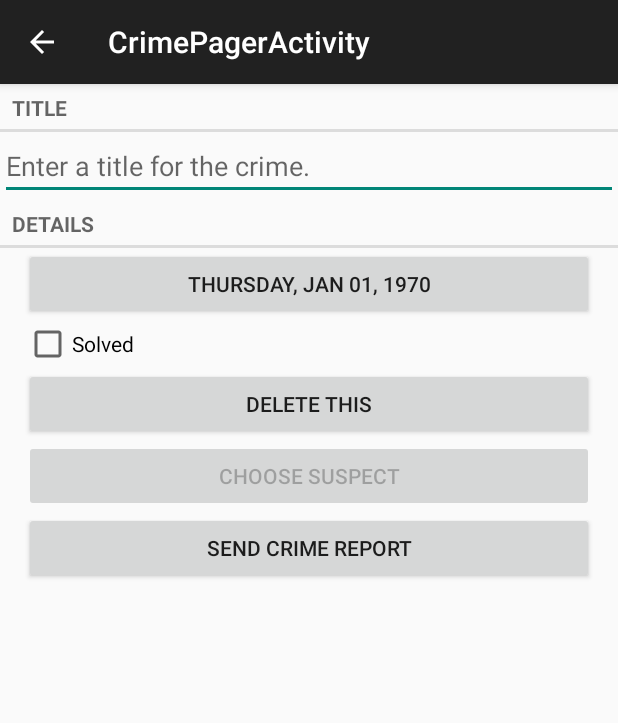
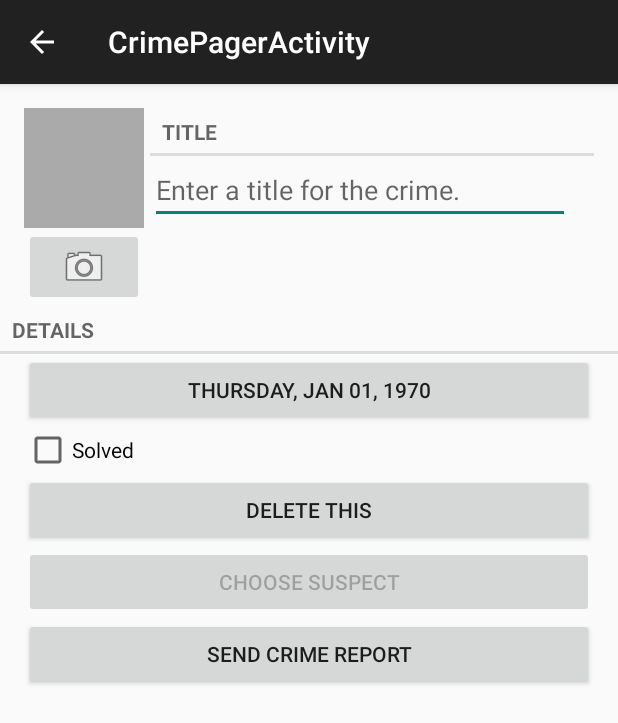
Before and after one commit to zaverrabadiya/AndroidProjects, an Android app: the CrimeFragment screen opened directly, with no data from a screen before it, on a phone screen of 412 x 824 dp. Shown: the top 723 px of the screen. Run offline under Robolectric (Android 15) with nearby library versions, the light colour scheme and no system bars.

Commit message:
Chapter-16 Including layout files done

```diff
--- a/CriminalIntent/app/src/main/java/com/example/zavrab/criminalintent/CrimeFragment.java
+++ b/CriminalIntent/app/src/main/java/com/example/zavrab/criminalintent/CrimeFragment.java
@@ -21,6 +21,8 @@ import android.widget.Button;
 import android.widget.CheckBox;
 import android.widget.CompoundButton;
 import android.widget.EditText;
+import android.widget.ImageButton;
+import android.widget.ImageView;
 
 import java.util.Date;
 import java.util.UUID;
@@ -37,6 +39,8 @@ public class CrimeFragment extends Fragment {
     private Button mDeleteButton;
     private Button mReportButton;
     private Button mSuspectButton;
+    private ImageView mPhotoView;
+    private ImageButton mPhotoButton;
 
     private static final String TAG = "CrimeFragment";
     private static final String ARG_CRIME_ID = "crime_id";
@@ -159,6 +163,8 @@ public class CrimeFragment extends Fragment {
             mSuspectButton.setEnabled(false);
         }
 
+        mPhotoButton = (ImageButton) v.findViewById(R.id.crime_camera);
+        mPhotoView = (ImageView) v.findViewById(R.id.crime_photo);
         return v;
     }
 
--- a/CriminalIntent/app/src/main/res/layout-land/fragment_crime.xml
+++ b/CriminalIntent/app/src/main/res/layout-land/fragment_crime.xml
@@ -3,17 +3,8 @@
               android:orientation="vertical"
               android:layout_width="match_parent"
               android:layout_height="match_parent">
-    <TextView
-        android:layout_width="match_parent"
-        android:layout_height="wrap_content"
-        android:text="@string/crime_title_label"
-        style="?android:listSeparatorTextViewStyle"/>
 
-    <EditText
-        android:id="@+id/crime_title_edittext"
-        android:layout_width="match_parent"
-        android:layout_height="wrap_content"
-        android:hint="@string/crime_title_hint"/>
+    <include layout="@layout/view_camera_and_title"/>
 
     <TextView
         android:layout_width="match_parent"
--- a/CriminalIntent/app/src/main/res/layout/fragment_crime.xml
+++ b/CriminalIntent/app/src/main/res/layout/fragment_crime.xml
@@ -3,18 +3,8 @@
               android:orientation="vertical"
               android:layout_width="match_parent"
               android:layout_height="match_parent">
-    <TextView
-        android:layout_width="match_parent"
-        android:layout_height="wrap_content"
-        android:text="@string/crime_title_label"
-        style="?android:listSeparatorTextViewStyle"/>
 
-    <EditText
-        android:id="@+id/crime_title_edittext"
-        android:layout_width="match_parent"
-        android:layout_height="wrap_content"
-        android:hint="@string/crime_title_hint"/>
-
+    <include layout="@layout/view_camera_and_title"/>
     <TextView
         android:layout_width="match_parent"
         android:layout_height="wrap_content"
--- /dev/null
+++ b/CriminalIntent/app/src/main/res/layout/view_camera_and_title.xml
@@ -0,0 +1,50 @@
+<?xml version="1.0" encoding="utf-8"?>
+<LinearLayout xmlns:android="http://schemas.android.com/apk/res/android"
+    android:orientation="horizontal"
+    android:layout_width="match_parent"
+    android:layout_height="wrap_content"
+    android:layout_marginLeft="16dp"
+    android:layout_marginRight="16dp"
+    android:layout_marginTop="16dp">
+
+    <LinearLayout
+        android:layout_width="wrap_content"
+        android:layout_height="wrap_content"
+        android:orientation="vertical"
+        android:layout_marginRight="4dp">
+
+        <ImageView
+            android:id="@+id/crime_photo"
+            android:layout_width="80dp"
+            android:layout_height="80dp"
+            android:scaleType="centerInside"
+            android:background="@android:color/darker_gray"
+            android:cropToPadding="true"/>
+
+        <ImageButton
+            android:id="@+id/crime_camera"
+            android:layout_width="match_parent"
+            android:layout_height="wrap_content"
+            android:src="@android:drawable/ic_menu_camera"/>
+    </LinearLayout>
+
+    <LinearLayout
+        android:layout_width="wrap_content"
+        android:layout_height="wrap_content"
+        android:orientation="vertical"
+        android:layout_weight="1">
+        <TextView
+            android:layout_width="match_parent"
+            android:layout_height="wrap_content"
+            android:text="@string/crime_title_label"
+            style="?android:listSeparatorTextViewStyle"/>
+
+        <EditText
+            android:id="@+id/crime_title_edittext"
+            android:layout_width="match_parent"
+            android:layout_height="wrap_content"
+            android:layout_marginRight="16dp"
+            android:hint="@string/crime_title_hint"/>
+    </LinearLayout>
+
+</LinearLayout>
```
